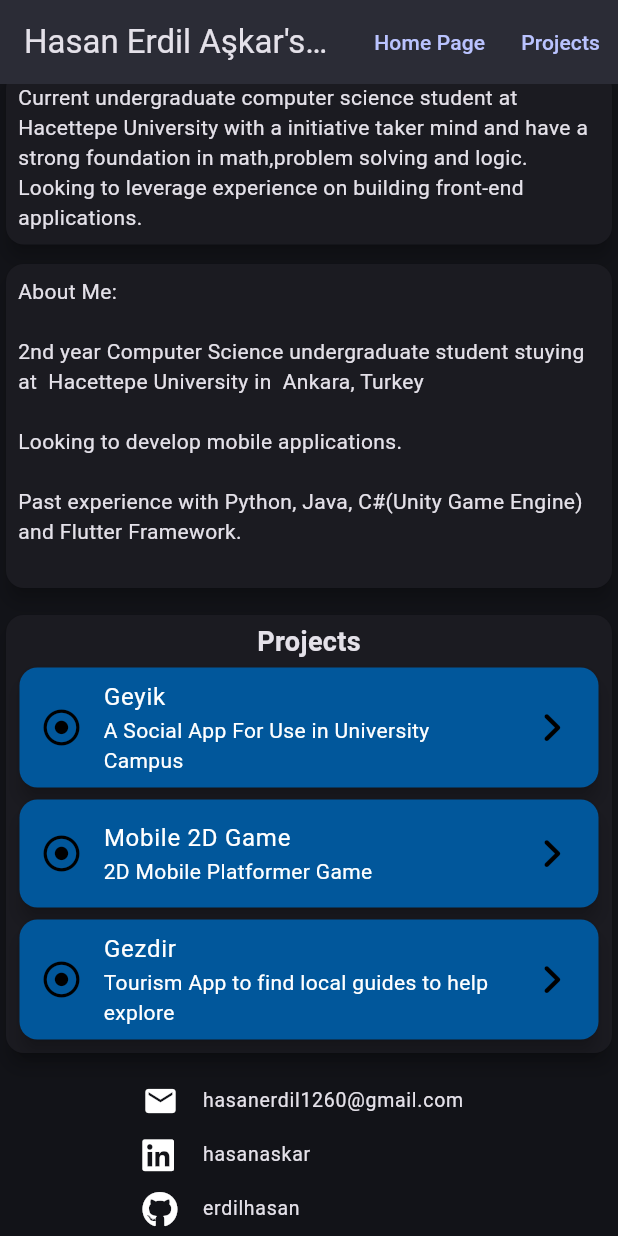
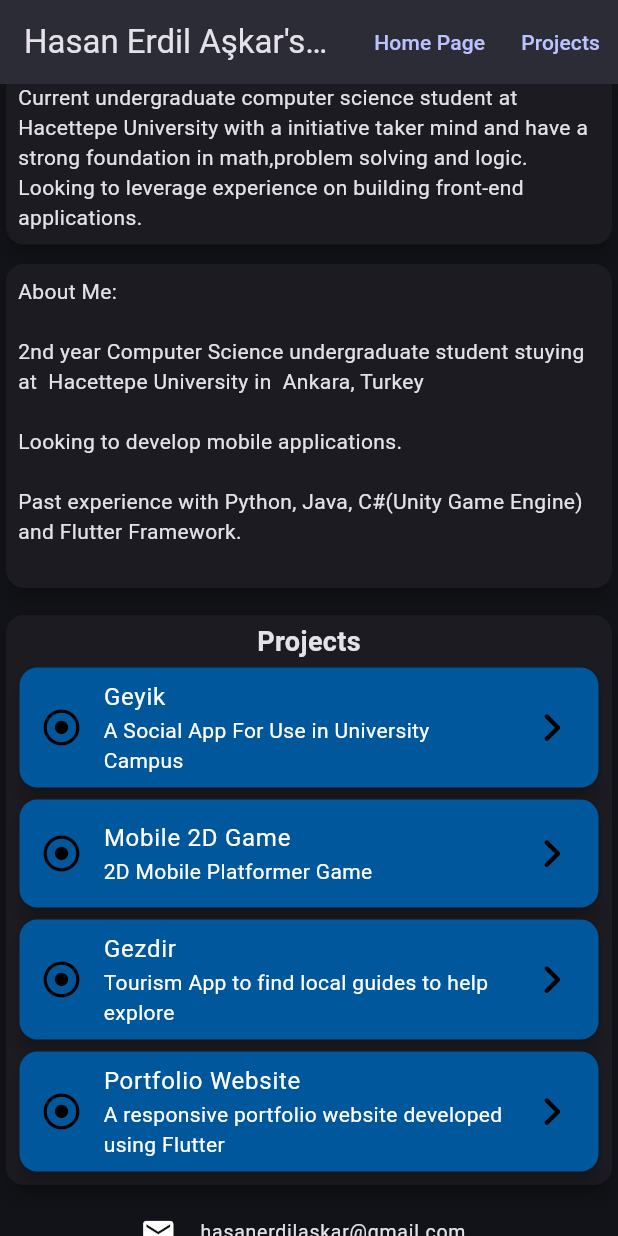
Before and after one commit to erdilhasan/portfolio_flutter_web, a Flutter app: the screen it shows after launch, scrolled down 147 dp, on a phone screen of 412 x 824 dp. Run offline on Flutter 3.47's test engine with Material 2 defaults, Android fonts, the light colour scheme and no system bars; our stand-ins replace font_awesome_flutter; missing offline and left inert: dart:html.

Commit message:
Some data changes and icon change

```diff
--- a/lib/data.dart
+++ b/lib/data.dart
@@ -15,6 +15,7 @@ Map<String, String> projects = {
   "Geyik": "A Social App For Use in University Campus",
   "Mobile 2D Game": "2D Mobile Platformer Game",
   "Gezdir": "Tourism App to find local guides to help explore",
+  "Portfolio Website": "A responsive portfolio website developed using Flutter",
 };
 
 Map<String, Map<String, dynamic>> detailedProjects = {
@@ -46,11 +47,17 @@ Map<String, Map<String, dynamic>> detailedProjects = {
 • Project is a mobile app in tourism sector used for finding touris guides.
 • Currently being developed using Flutter Framework and Firebase for backend parts
 ''',
+  },
+  "Portfolio Website (Current Site)": {
+    "desc": '''
+• Developed using Flutter framework.
+• Responsive layout.
+''',
   }
 };
 
 Map<String, String> contacts = {
-  "E-mail": "hasanerdil1260@gmail.com",
+  "E-mail": "hasanerdilaskar@gmail.com",
   "LinkedIn": "hasanaskar",
   "Github": "erdilhasan",
 };
```
Also changed, not shown: 2 other files.
